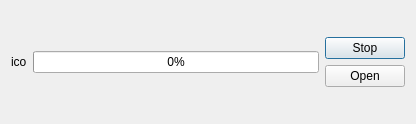
The window that downloaditem.ui (isahakv/ISOWebBrowser) describes before a commit, drawn with Qt 5.
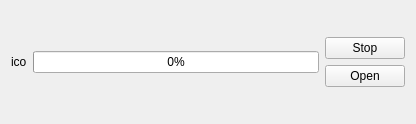
The same window after the commit.

Commit message: Partly implemented download manager.

```diff
--- a/downloaditem.ui
+++ b/downloaditem.ui
@@ -1,7 +1,7 @@
 <?xml version="1.0" encoding="UTF-8"?>
 <ui version="4.0">
  <class>DownloadItem</class>
- <widget class="QDialog" name="DownloadItem">
+ <widget class="QWidget" name="DownloadItem">
   <property name="geometry">
    <rect>
     <x>0</x>
```
The commit also changes 9 other files.
